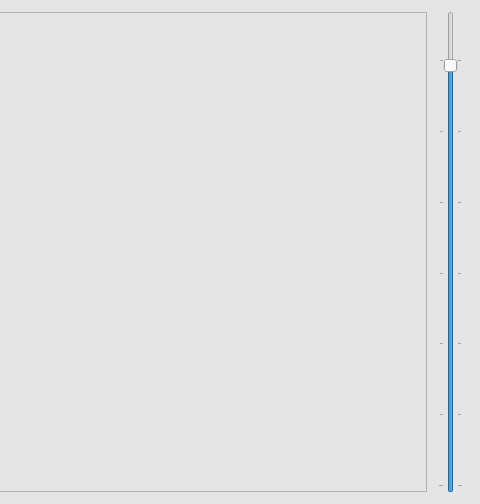
Before: the Qt Designer form multinet/g.ui in e-lab/clustering-learning, drawn with Qt 5; both pictures show x 229 to 709 and y 0 to 504 of the 709 by 504 pixel window.
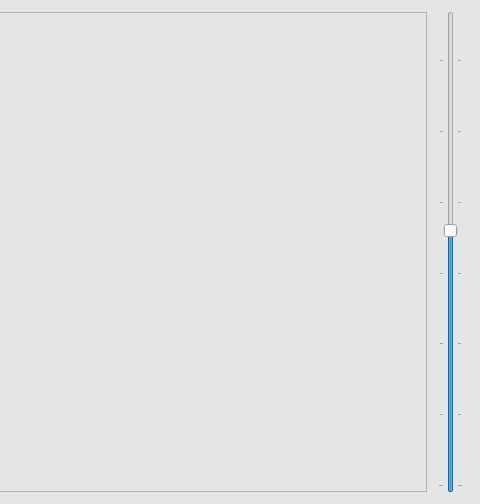
After: the same form once the commit is applied.

Commit message: fixed slider and gaussian in demo

Diff of the .ui file:
```diff
--- a/multinet/g.ui
+++ b/multinet/g.ui
@@ -157,7 +157,7 @@
         <number>5</number>
        </property>
        <property name="value">
-        <number>90</number>
+        <number>55</number>
        </property>
        <property name="orientation">
         <enum>Qt::Vertical</enum>
```
The commit also changes 1 other file.
